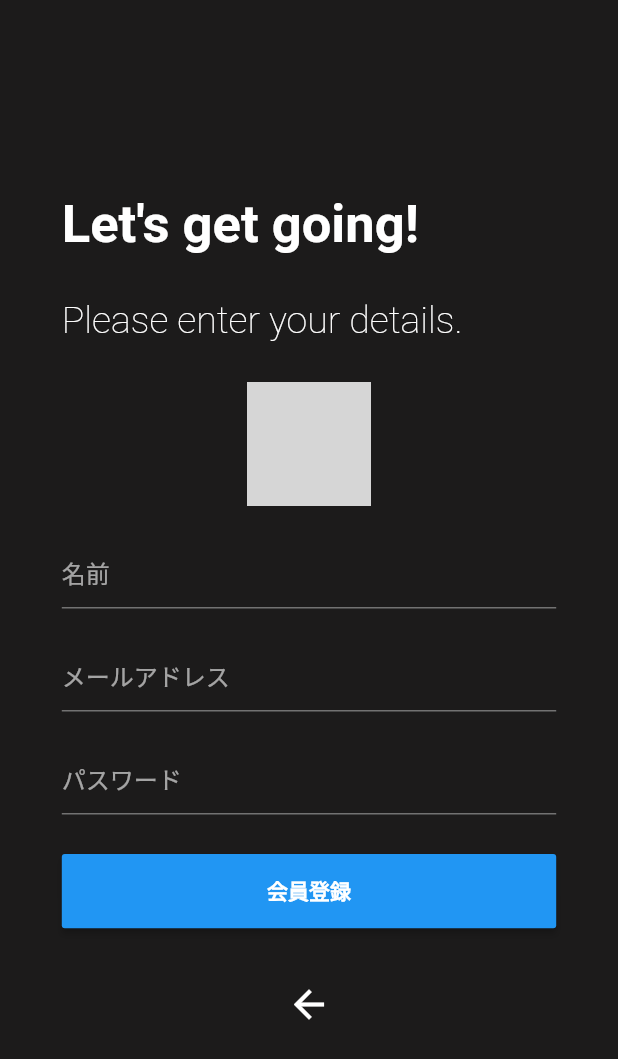
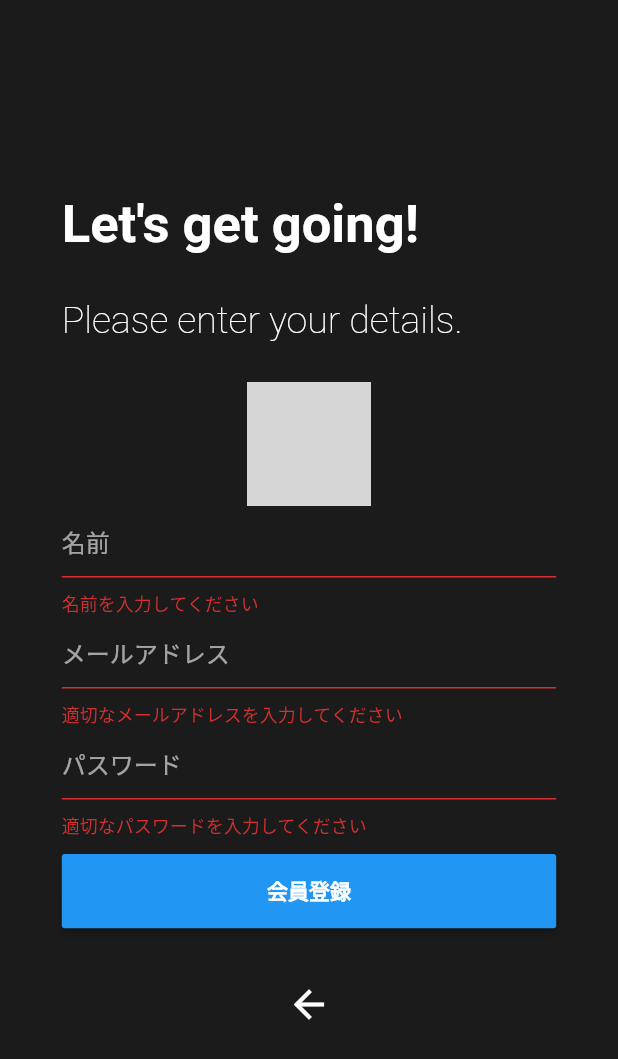
Before and after one commit to tsukahara-hirokazu/chatify, a Flutter app: the RegistrationPage screen opened by its route, after a tap on "会員登録", on a phone screen of 412 x 824 dp. Shown: the top 1059 px of the screen. Run offline on Flutter 3.47's test engine with Material 2 defaults, Android fonts, the phone set to English and light mode, and no system bars; our stand-ins replace cloud_firestore, firebase_auth, firebase_storage, image_picker; accounts and stored records are empty; network calls fail; grey boxes are pictures that could not be loaded.

Commit message:
23_Authentication Registration Logic part2

```diff
--- a/lib/main.dart
+++ b/lib/main.dart
@@ -22,7 +22,6 @@ class MyApp extends StatelessWidget {
         "login": (BuildContext context) => LoginPage(),
         "register": (BuildContext context) => RegistrationPage(),
       },
-      home: RegistrationPage(),
     );
   }
 }
--- a/lib/pages/registration_page.dart
+++ b/lib/pages/registration_page.dart
@@ -1,8 +1,11 @@
 import 'dart:io';
 
 import 'package:chatify/providers/auth_provider.dart';
+import 'package:chatify/services/cloud_storage_service.dart';
+import 'package:chatify/services/db_service.dart';
 import 'package:chatify/services/media_service.dart';
 import 'package:chatify/services/navigation_service.dart';
+import 'package:chatify/services/snackbar_service.dart';
 import 'package:flutter/material.dart';
 import 'package:provider/provider.dart';
 
@@ -41,16 +44,17 @@ class _RegistrationPageState extends State<RegistrationPage> {
           alignment: Alignment.center,
           child: ChangeNotifierProvider<AuthProvider>.value(
             value: AuthProvider.instance,
-            child: _registrationPageUI(),
+            child: registrationPageUI(),
           ),
         ),
       ),
     );
   }
 
-  Widget _registrationPageUI() {
+  Widget registrationPageUI() {
     return Builder(
       builder: (BuildContext _context) {
+        SnackBarService.instance.buildContext = _context;
         _auth = Provider.of<AuthProvider>(_context);
         return Container(
           height: _deviceHeight * 0.75,
@@ -213,17 +217,35 @@ class _RegistrationPageState extends State<RegistrationPage> {
   }
 
   Widget _registerButton() {
-    return Container(
+    print(_email);
+    print(_password);
+    return _auth.status != AuthStatus.Authenticating
+        ? Container(
             height: _deviceHeight * 0.06,
             width: _deviceWidth,
             child: MaterialButton(
-        onPressed: () {},
+              onPressed: () {
+                if (_formKey.currentState.validate() && _image != null) {
+                  _auth.registerUserWithEmailAndPassword(_email, _password,
+                      (String _uid) async {
+                    var _result = await CloudStorageService.instance
+                        .uploadUserImage(_uid, _image);
+                    var _imageURL = await _result.ref.getDownloadURL();
+                    await DBService.instance
+                        .createUserInDB(_uid, _name, _email, _imageURL);
+                  });
+                }
+              },
               color: Colors.blue,
               child: Text(
                 "会員登録",
                 style: TextStyle(fontSize: 14, fontWeight: FontWeight.w700),
               ),
             ),
+          )
+        : Align(
+            alignment: Alignment.center,
+            child: CircularProgressIndicator(),
           );
   }
 
--- a/lib/services/db_service.dart
+++ b/lib/services/db_service.dart
@@ -17,7 +17,7 @@ class DBService {
       return await _db.collection(_userCollection).document(_uid).setData({
         "name": _name,
         "email": _email,
-        "password": _imageURL,
+        "image": _imageURL,
         "lastSeen": DateTime.now(),
       });
     } catch (e) {
```
Also changed, not shown: lib/providers/auth_provider.dart (+5 -4 lines). Lines whose indentation alone changed are shown as unchanged.
